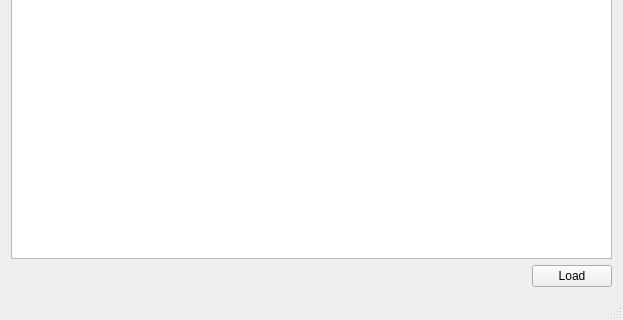
aspirefhaha/exfat_forwin, file win/exfatDlg/exfatdlg.ui: the form before one commit; both pictures show x 0 to 623 and y 167 to 487 of the 623 by 487 pixel window.
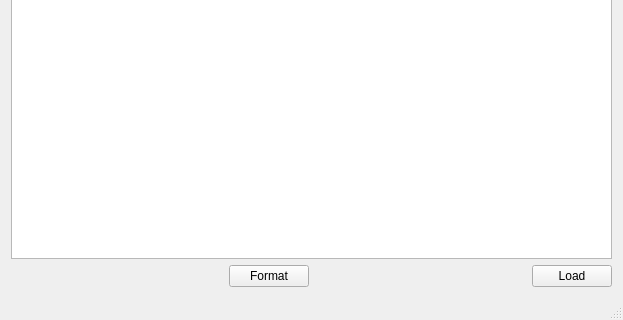
The form after the commit.

What changed in the file:
```diff
--- a/win/exfatDlg/exfatdlg.ui
+++ b/win/exfatDlg/exfatdlg.ui
@@ -23,6 +23,26 @@
     </item>
     <item>
      <layout class="QHBoxLayout" name="horizontalLayout">
+      <item>
+       <spacer name="horizontalSpacer_2">
+        <property name="orientation">
+         <enum>Qt::Horizontal</enum>
+        </property>
+        <property name="sizeHint" stdset="0">
+         <size>
+          <width>40</width>
+          <height>20</height>
+         </size>
+        </property>
+       </spacer>
+      </item>
+      <item>
+       <widget class="QPushButton" name="pb_format">
+        <property name="text">
+         <string>Format</string>
+        </property>
+       </widget>
+      </item>
       <item>
        <spacer name="horizontalSpacer">
         <property name="orientation">
```
Left out of the diff: 56 changed lines with no effect on the pictures.
